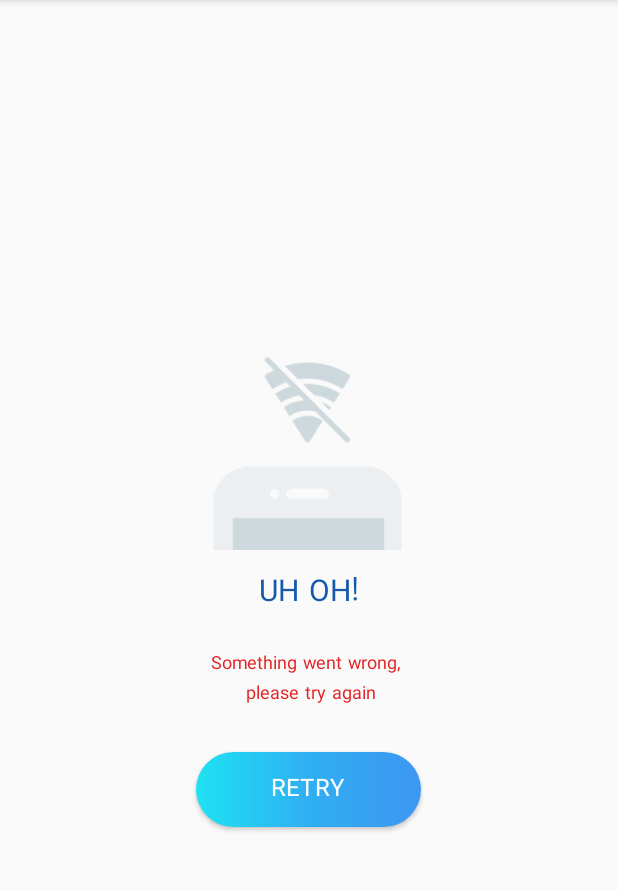
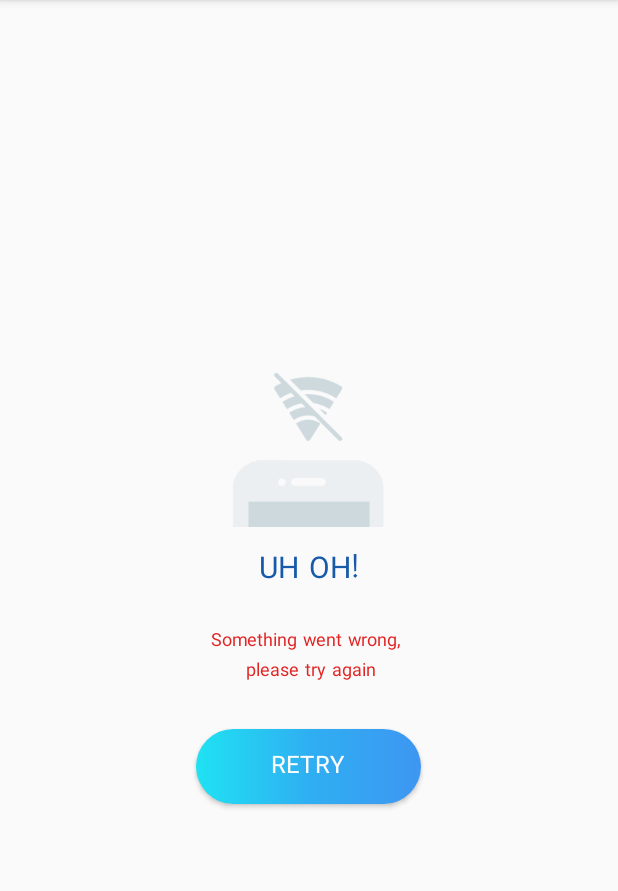
Before and after one commit to HamidrezaAmz/Rele, an Android app: the screen it shows after launch (MainActivity), in the options menu, after a tap on "failure", on a phone screen of 412 x 824 dp, the part 84-975 px from its top. Run offline under Robolectric (Android 15) with nearby library versions, the phone set to English and light mode, and no system bars; libraries missing offline, so code that uses them is left out: com.tuyenmonkey.mkloader; pictures from the network do not load; 2 statements that could not run were skipped.

Commit message:
change size

```diff
--- a/library/build.gradle
+++ b/library/build.gradle
@@ -8,8 +8,8 @@ android {
     defaultConfig {
         minSdkVersion 16
         targetSdkVersion 28
-        versionCode 10
-        versionName "1.1.0"
+        versionCode 11
+        versionName "1.1.1"
 
         testInstrumentationRunner "androidx.test.runner.AndroidJUnitRunner"
     }
--- a/library/src/main/res/layout/layout_empty.xml
+++ b/library/src/main/res/layout/layout_empty.xml
@@ -9,8 +9,8 @@
 
     <com.vasl.recyclerlibrary.customViews.CustomImageView
         android:id="@+id/emptyImageView"
-        android:layout_width="150dp"
-        android:layout_height="150dp"
+        android:layout_width="120dp"
+        android:layout_height="120dp"
         android:src="@drawable/empty_256" />
 
     <androidx.appcompat.widget.AppCompatTextView
--- a/library/src/main/res/layout/layout_error.xml
+++ b/library/src/main/res/layout/layout_error.xml
@@ -14,8 +14,8 @@
         android:orientation="vertical">
 
         <androidx.appcompat.widget.AppCompatImageView
-            android:layout_width="150dp"
-            android:layout_height="150dp"
+            android:layout_width="120dp"
+            android:layout_height="120dp"
             android:src="@drawable/no_wifi_256" />
 
         <androidx.appcompat.widget.AppCompatTextView
```
